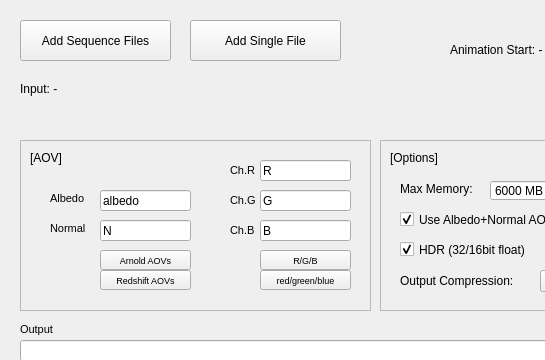
Before: the Qt Designer form mainwindow.ui in chr-9/OIDN-GUI-Qt, drawn with Qt 5; both pictures show x 0 to 545 and y 0 to 360 of the 760 by 458 pixel window.
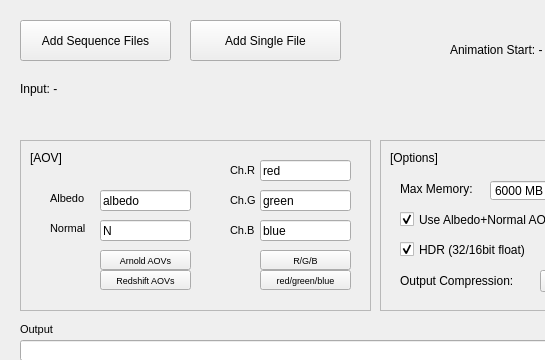
After: the same form once the commit is applied.

The edit to the form file:
```diff
--- a/mainwindow.ui
+++ b/mainwindow.ui
@@ -216,11 +216,17 @@
       <height>171</height>
      </rect>
     </property>
+    <property name="autoFillBackground">
+     <bool>false</bool>
+    </property>
     <property name="frameShape">
      <enum>QFrame::StyledPanel</enum>
     </property>
     <property name="frameShadow">
-     <enum>QFrame::Raised</enum>
+     <enum>QFrame::Plain</enum>
+    </property>
+    <property name="lineWidth">
+     <number>1</number>
     </property>
     <widget class="QPushButton" name="pushButton_setArnoldAOV">
      <property name="geometry">
@@ -352,7 +358,7 @@
       <string/>
      </property>
      <property name="text">
-      <string>R</string>
+      <string>red</string>
      </property>
     </widget>
     <widget class="QLabel" name="label_11">
@@ -386,7 +392,7 @@
       <string/>
      </property>
      <property name="text">
-      <string>G</string>
+      <string>green</string>
      </property>
     </widget>
     <widget class="QLabel" name="label_12">
@@ -438,7 +444,7 @@
       <string/>
      </property>
      <property name="text">
-      <string>B</string>
+      <string>blue</string>
      </property>
     </widget>
     <widget class="QPushButton" name="pushButton_setChan_redgreenblue">
```
Left out of the diff: 5 changed lines with no effect on the pictures.
